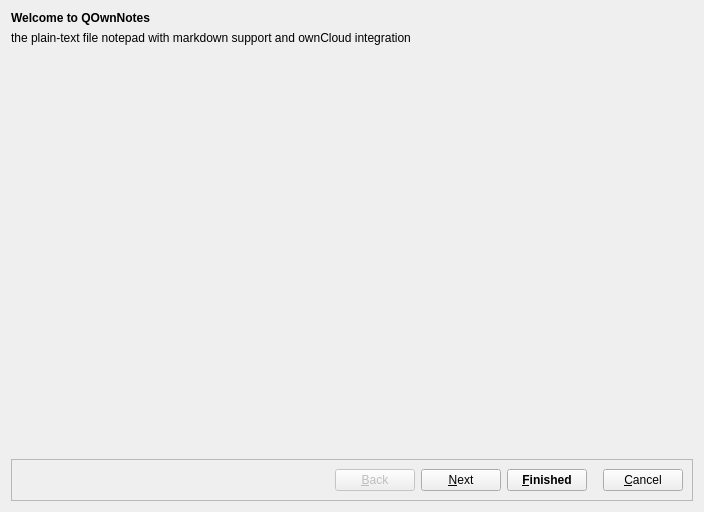
pbek/QOwnNotes, file src/dialogs/welcomedialog.ui: the form before one commit.
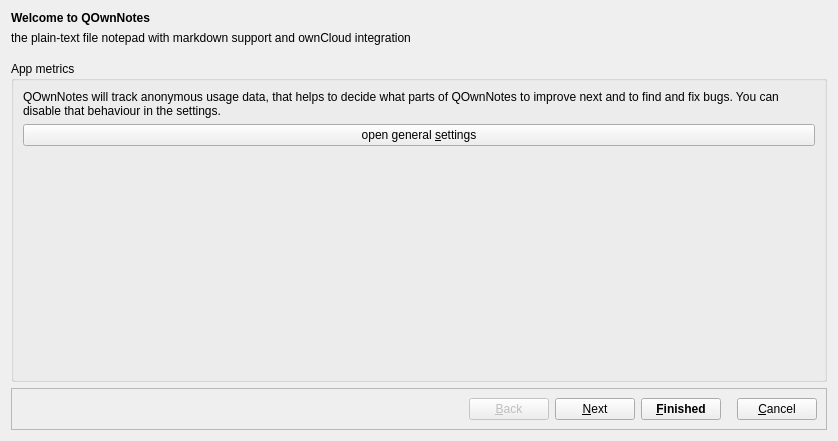
The form after the commit. The open tabs and pages were chosen to show the change. Icons and pictures are not drawn.

Commit message: finished welcome dialog implementation

```diff
--- a/src/dialogs/welcomedialog.ui
+++ b/src/dialogs/welcomedialog.ui
@@ -6,8 +6,8 @@
    <rect>
     <x>0</x>
     <y>0</y>
-    <width>704</width>
-    <height>512</height>
+    <width>838</width>
+    <height>441</height>
    </rect>
   </property>
   <property name="windowTitle">
@@ -263,7 +263,61 @@
        </item>
       </layout>
      </widget>
-     <widget class="QWidget" name="metricsPage"/>
+     <widget class="QWidget" name="metricsPage">
+      <layout class="QGridLayout" name="gridLayout_7">
+       <property name="leftMargin">
+        <number>0</number>
+       </property>
+       <property name="topMargin">
+        <number>0</number>
+       </property>
+       <property name="rightMargin">
+        <number>0</number>
+       </property>
+       <property name="bottomMargin">
+        <number>0</number>
+       </property>
+       <item row="0" column="0">
+        <widget class="QGroupBox" name="groupBox_3">
+         <property name="title">
+          <string notr="true">App metrics</string>
+         </property>
+         <layout class="QGridLayout" name="gridLayout_6">
+          <item row="1" column="0">
+           <widget class="QPushButton" name="generalSettingsButton">
+            <property name="text">
+             <string>open general &amp;settings</string>
+            </property>
+           </widget>
+          </item>
+          <item row="0" column="0">
+           <widget class="QLabel" name="label_3">
+            <property name="text">
+             <string>QOwnNotes will track anonymous usage data, that helps to decide what parts of QOwnNotes to improve next and to find and fix bugs. You can disable that behaviour in the settings.</string>
+            </property>
+            <property name="wordWrap">
+             <bool>true</bool>
+            </property>
+           </widget>
+          </item>
+          <item row="2" column="0">
+           <spacer name="verticalSpacer_4">
+            <property name="orientation">
+             <enum>Qt::Vertical</enum>
+            </property>
+            <property name="sizeHint" stdset="0">
+             <size>
+              <width>20</width>
+              <height>40</height>
+             </size>
+            </property>
+           </spacer>
+          </item>
+         </layout>
+        </widget>
+       </item>
+      </layout>
+     </widget>
     </widget>
    </item>
   </layout>
```
Left out of the diff: 76 changed lines with no effect on the pictures. The commit also changes 3 other files.
